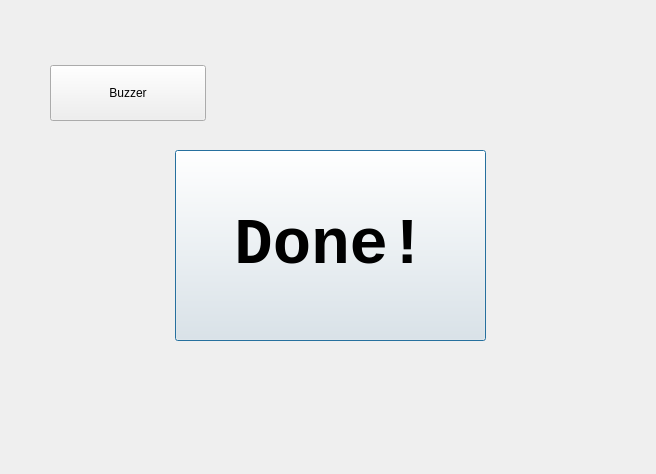
First picture: the form in light_treat_v_1_0/light_steps_dlg.ui, repository MarianoDel/pyqt5, before the edit.
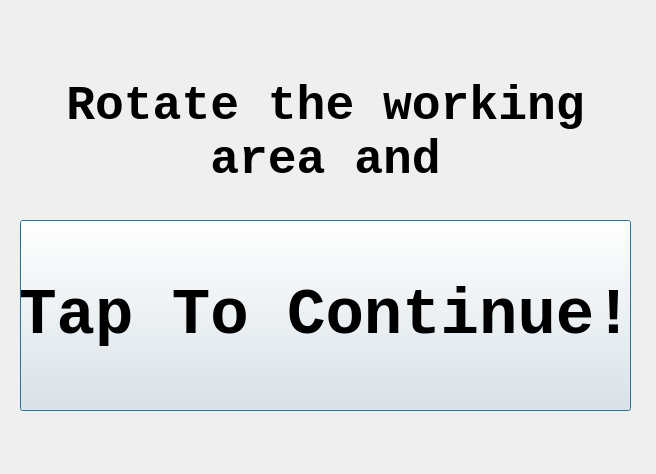
Second picture: the form after the edit.

Diff of the .ui file:
```diff
--- a/light_treat_v_1_0/light_steps_dlg.ui
+++ b/light_treat_v_1_0/light_steps_dlg.ui
@@ -16,9 +16,9 @@
   <widget class="QPushButton" name="doneButton">
    <property name="geometry">
     <rect>
-     <x>175</x>
-     <y>150</y>
-     <width>311</width>
+     <x>20</x>
+     <y>220</y>
+     <width>611</width>
      <height>191</height>
     </rect>
    </property>
@@ -31,20 +31,32 @@
     </font>
    </property>
    <property name="text">
-    <string>Done!</string>
+    <string>Tap To Continue!</string>
    </property>
   </widget>
-  <widget class="QPushButton" name="buzzButton">
+  <widget class="QLabel" name="label">
    <property name="geometry">
     <rect>
-     <x>50</x>
-     <y>65</y>
-     <width>156</width>
-     <height>56</height>
+     <x>30</x>
+     <y>70</y>
+     <width>591</width>
+     <height>126</height>
     </rect>
    </property>
+   <property name="font">
+    <font>
+     <family>Liberation Mono</family>
+     <pointsize>36</pointsize>
+     <weight>75</weight>
+     <bold>true</bold>
+    </font>
+   </property>
    <property name="text">
-    <string>Buzzer</string>
+    <string>Rotate the working
+area and</string>
+   </property>
+   <property name="alignment">
+    <set>Qt::AlignCenter</set>
    </property>
   </widget>
  </widget>
```
